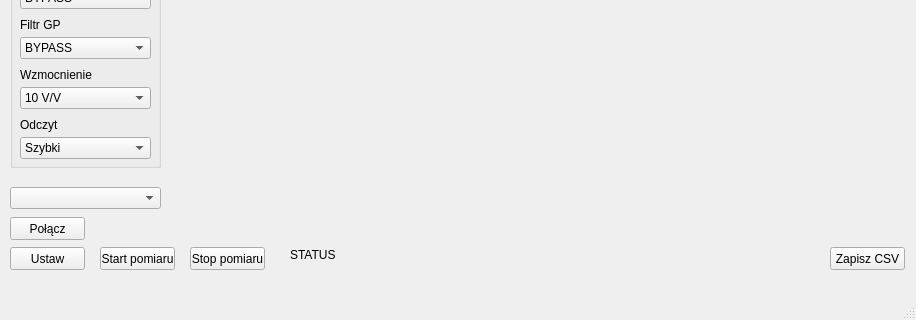
The window that UI.ui (MateuszRosner/ActiveLifeApp) describes before a commit, drawn with Qt 5; both pictures show x 0 to 916 and y 393 to 713 of the 916 by 713 pixel window.
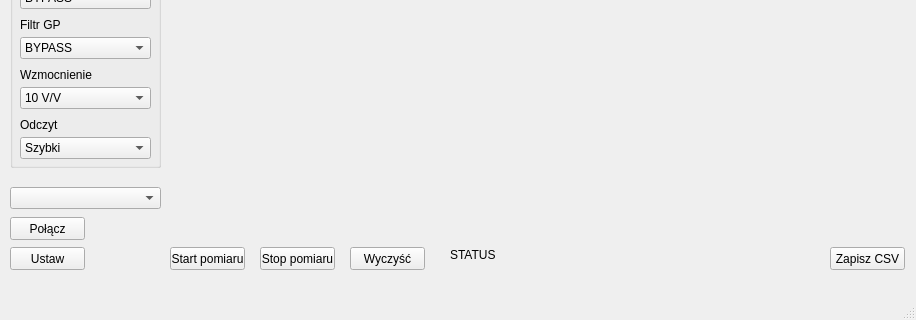
The same window after the commit. Custom widgets are drawn as their Qt base class.

Diff of the .ui file:
```diff
--- a/UI.ui
+++ b/UI.ui
@@ -577,7 +577,7 @@
    <widget class="QPushButton" name="pushButton_2">
     <property name="geometry">
      <rect>
-      <x>100</x>
+      <x>170</x>
       <y>640</y>
       <width>75</width>
       <height>23</height>
@@ -590,7 +590,7 @@
    <widget class="QPushButton" name="pushButton_3">
     <property name="geometry">
      <rect>
-      <x>190</x>
+      <x>260</x>
       <y>640</y>
       <width>75</width>
       <height>23</height>
@@ -616,9 +616,9 @@
    <widget class="QLabel" name="statusBar">
     <property name="geometry">
      <rect>
-      <x>290</x>
+      <x>450</x>
       <y>640</y>
-      <width>521</width>
+      <width>371</width>
       <height>16</height>
      </rect>
     </property>
@@ -626,6 +626,19 @@
      <string>STATUS</string>
     </property>
    </widget>
+   <widget class="QPushButton" name="pushButtonClearGraph">
+    <property name="geometry">
+     <rect>
+      <x>350</x>
+      <y>640</y>
+      <width>75</width>
+      <height>23</height>
+     </rect>
+    </property>
+    <property name="text">
+     <string>Wyczyść</string>
+    </property>
+   </widget>
   </widget>
   <widget class="QMenuBar" name="menubar">
    <property name="geometry">
```
Left out of the diff: 8 changed lines with no effect on the pictures.
